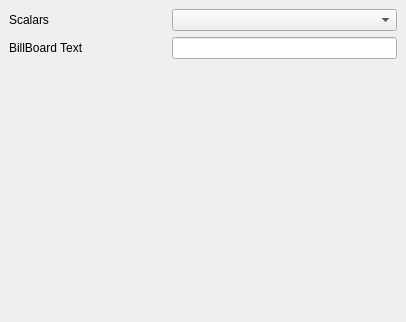
This is Filters/SumBillboard/SumBillboard.ui in ObjectivitySRC/PVGPlugins as Qt 5 draws it before an edit. The edited form follows.
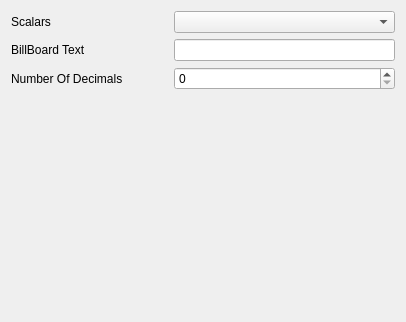
This is the edited form.

Commit message: SumBillboard number of decimals added

The edit to the form file:
```diff
--- a/Filters/SumBillboard/SumBillboard.ui
+++ b/Filters/SumBillboard/SumBillboard.ui
@@ -12,14 +12,42 @@
   <property name="windowTitle" >
    <string>Form</string>
   </property>
-  <layout class="QGridLayout" >
-   <property name="margin" >
-    <number>9</number>
-   </property>
-   <property name="spacing" >
-    <number>6</number>
-   </property>
-   <item row="6" column="0" colspan="2" >
+  <layout class="QVBoxLayout" name="verticalLayout">
+   <item>
+    <layout class="QGridLayout" name="gridLayout">
+     <item row="0" column="0">
+      <widget class="QLabel" name="label_2">
+       <property name="text">
+        <string>Scalars</string>
+       </property>
+      </widget>
+     </item>
+     <item row="0" column="1">
+      <widget class="QComboBox" name="SelectInputScalars"/>
+     </item>
+     <item row="1" column="0">
+      <widget class="QLabel" name="label">
+       <property name="text">
+        <string>BillBoard Text                         </string>
+       </property>
+      </widget>
+     </item>
+     <item row="1" column="1">
+      <widget class="QLineEdit" name="Format"/>
+     </item>
+     <item row="2" column="0">
+      <widget class="QLabel" name="label_3">
+       <property name="text">
+        <string>Number Of Decimals</string>
+       </property>
+      </widget>
+     </item>
+     <item row="2" column="1">
+      <widget class="QSpinBox" name="NDecimals"/>
+     </item>
+    </layout>
+   </item>
+   <item>
     <spacer>
      <property name="orientation" >
       <enum>Qt::Vertical</enum>
@@ -32,26 +60,6 @@
      </property>
     </spacer>
    </item>
-   <item row="0" column="0" >
-    <widget class="QLabel" name="label_2" >
-     <property name="text" >
-      <string>Scalars</string>
-     </property>
-    </widget>
-   </item>
-   <item row="0" column="1" >
-    <widget class="QComboBox" name="SelectInputScalars" />
-   </item>
-   <item row="1" column="1" >
-    <widget class="QLineEdit" name="Format" />
-   </item>
-   <item row="1" column="0" >
-    <widget class="QLabel" name="label" >
-     <property name="text" >
-      <string>BillBoard Text                         </string>
-     </property>
-    </widget>
-   </item>
   </layout>
  </widget>
  <resources/>
```
Left out of the diff: 13 changed lines with no effect on the pictures. The commit also changes 4 other files.
